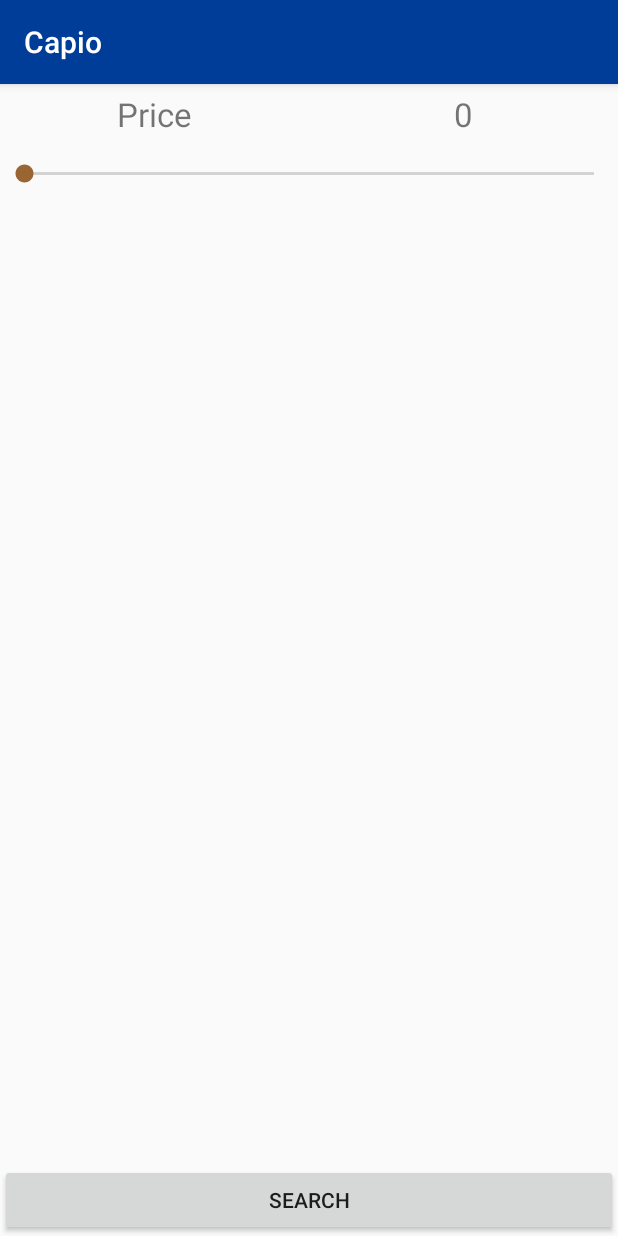
After one commit to DamjanMiko/Capio, an Android app: the FilterActivity screen opened directly, with no data from a screen before it, on a phone screen of 412 x 824 dp. The commit adds this screen. Run offline under Robolectric (Android 15) with nearby library versions, the phone set to English and light mode, and no system bars; 7 statements that could not run were skipped.

Commit message:
filter za cijenu

```diff
--- /dev/null
+++ b/Capio/app/src/main/java/mihajlo/asc/hr/capio/Activities/FilterActivity.java
@@ -0,0 +1,82 @@
+package mihajlo.asc.hr.capio.Activities;
+
+import android.content.Intent;
+import android.support.v7.app.AppCompatActivity;
+import android.os.Bundle;
+import android.view.View;
+import android.view.Window;
+import android.widget.SeekBar;
+import android.widget.TextView;
+
+import mihajlo.asc.hr.capio.R;
+
+public class FilterActivity extends AppCompatActivity {
+
+    //korisnik
+    private String userId;
+    private String name;
+    private String surname;
+    private String imageUrl;
+    private String birthday;
+    private String email;
+    private String gender;
+
+    private SeekBar priceSeekBar;
+    private TextView textView;
+    private int price = 0;
+    private int priceStep = 100;
+
+
+    @Override
+    protected void onCreate(Bundle savedInstanceState) {
+        super.onCreate(savedInstanceState);
+        this.requestWindowFeature(Window.FEATURE_NO_TITLE);
+        setContentView(R.layout.activity_filter);
+
+        Bundle inBundle = getIntent().getExtras();
+        userId = inBundle.get("userId").toString();
+        name = inBundle.get("name").toString();
+        surname = inBundle.get("surname").toString();
+        imageUrl = inBundle.get("imageUrl").toString();
+        birthday = inBundle.get("birthday").toString();
+        email = inBundle.get("email").toString();
+        gender = inBundle.get("gender").toString();
+
+
+        priceSeekBar = (SeekBar) findViewById(R.id.priceFilter);
+        textView = (TextView) findViewById(R.id.priceValue);
+        textView.setText("0");
+
+        priceSeekBar.setOnSeekBarChangeListener(new SeekBar.OnSeekBarChangeListener() {
+            @Override
+            public void onProgressChanged(SeekBar seekBar, int progress, boolean fromUser) {
+                progress = (progress / priceStep) * priceStep;
+                price = progress;
+            }
+
+            @Override
+            public void onStartTrackingTouch(SeekBar seekBar) {
+
+            }
+
+            @Override
+            public void onStopTrackingTouch(SeekBar seekBar) {
+                textView.setText(String.valueOf(price) + " kn");
+            }
+        });
+    }
+
+    public void searchByFilters(View view) {
+        Intent filterIntent = new Intent(FilterActivity.this, MainActivity.class);
+        filterIntent.putExtra("userId", userId);
+        filterIntent.putExtra("name",name);
+        filterIntent.putExtra("surname",surname);
+        filterIntent.putExtra("imageUrl",imageUrl);
+        filterIntent.putExtra("email", email);
+        filterIntent.putExtra("birthday", birthday);
+        filterIntent.putExtra("gender", gender);
+        filterIntent.putExtra("price", price);
+        filterIntent.putExtra("firstTime", false);
+        startActivity(filterIntent);
+    }
+}
--- a/Capio/app/src/main/java/mihajlo/asc/hr/capio/Adapters/Contents/RealEstateContent.java
+++ b/Capio/app/src/main/java/mihajlo/asc/hr/capio/Adapters/Contents/RealEstateContent.java
@@ -29,8 +29,9 @@ public class RealEstateContent {
      */
     public static final Map<Long, RealEstateItem> ITEM_MAP = new HashMap<>();
 
-    public static  void addItems(List<Unit> list) {
+    public static  void addItems(List<Unit> list, int price) {
         for (Unit unit : list) {
+            if(unit.getPrice() < price) {
                 Location currentLocation = unit.getLocation();
                 String location = currentLocation.getStreetName() + " " +
                         currentLocation.getHouseNumber() + ", " + currentLocation.getCity();
@@ -39,6 +40,7 @@ public class RealEstateContent {
                 RealEstateItem newItem = new RealEstateItem(unit.getId(),
                         String.valueOf(unit.getPrice()), location, backgroundUrl, new ParcelableUnit(unit));
                 addItem(newItem);
+            }
         }
     }
 
--- /dev/null
+++ b/Capio/app/src/main/res/layout/activity_filter.xml
@@ -0,0 +1,46 @@
+<?xml version="1.0" encoding="utf-8"?>
+<RelativeLayout xmlns:android="http://schemas.android.com/apk/res/android"
+    android:layout_height="match_parent"
+    android:layout_width="match_parent">
+
+    <LinearLayout
+        android:id="@+id/prvi"
+        android:layout_width="match_parent"
+        android:layout_height="40dp"
+        android:orientation="horizontal"
+        android:weightSum="2">
+
+    <TextView
+        android:layout_width="0dp"
+        android:layout_height="match_parent"
+        android:layout_weight="1"
+        android:text="@string/filter_price"
+        android:textSize="22sp"
+        android:gravity="center"/>
+
+    <TextView
+        android:id="@+id/priceValue"
+        android:layout_width="0dp"
+        android:layout_height="match_parent"
+        android:layout_weight="1"
+        android:gravity="center"
+        android:textSize="22sp"/>
+
+    </LinearLayout>
+
+    <SeekBar
+        android:id="@+id/priceFilter"
+        android:layout_width="match_parent"
+        android:layout_height="40dp"
+        android:max="10000"
+        android:layout_below="@+id/prvi"/>
+
+
+    <Button
+        android:layout_width="match_parent"
+        android:layout_height="wrap_content"
+        android:layout_alignParentBottom="true"
+        android:onClick="searchByFilters"
+        android:text="@string/search_button"/>
+
+</RelativeLayout>
--- a/Capio/app/src/main/res/layout/fragment_realestate_list.xml
+++ b/Capio/app/src/main/res/layout/fragment_realestate_list.xml
@@ -1,7 +1,9 @@
 <?xml version="1.0" encoding="utf-8"?>
+
     <android.support.v7.widget.RecyclerView xmlns:android="http://schemas.android.com/apk/res/android"
         xmlns:app="http://schemas.android.com/apk/res-auto"
         xmlns:tools="http://schemas.android.com/tools"
+
         android:id="@+id/list"
         android:name="mihajlo.asc.hr.capio.Fragments.RealEstateFragment"
         android:layout_width="match_parent"
@@ -9,5 +11,6 @@
         android:layout_marginLeft="16dp"
         android:layout_marginRight="16dp"
         app:layoutManager="LinearLayoutManager"
+
         tools:context="mihajlo.asc.hr.capio.Fragments.RealEstateFragment"
         tools:listitem="@layout/fragment_realestate" />
--- a/Capio/app/src/main/res/layout/toolbar.xml
+++ b/Capio/app/src/main/res/layout/toolbar.xml
@@ -8,6 +8,7 @@
 
 
     <ImageView
+        android:id="@+id/backButton"
         android:layout_width="15dp"
         android:layout_height="15dp"
         android:layout_marginLeft="20dp"
--- a/Capio/app/src/main/res/values/strings.xml
+++ b/Capio/app/src/main/res/values/strings.xml
@@ -19,5 +19,10 @@
     <string name="phone_text">Phone</string>
     <string name="location_missing_hint">Enter your location</string>
     <string name="location_text">Location</string>
+    <string name="filter_menu_text">FILTER</string>
+    <string name="filter">FILTER</string>
+    <string name="filter_price">Price</string>
+    <string name="set_filters_button">Set fiters</string>
+    <string name="search_button">Search</string>
 
 </resources>
```
Also changed, not shown: Capio/app/src/main/AndroidManifest.xml (+5 -6 lines), Capio/app/src/main/java/mihajlo/asc/hr/capio/Activities/MainActivity.java (+30 -13 lines), Capio/app/src/main/java/mihajlo/asc/hr/capio/Fragments/RealEstateFragment.java (+15 -1 lines), Capio/app/src/main/res/layout/profile.xml (+11 -4 lines). Lines whose indentation alone changed are shown as unchanged.
